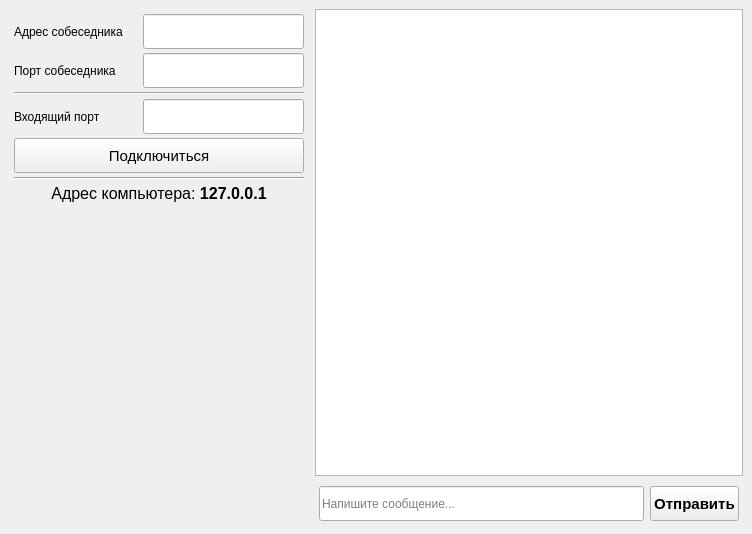
Before: the Qt Designer form sem3/nvi_chat_udp/mainwindow.ui in faurkonig/i-love-karpov, drawn with Qt 5.
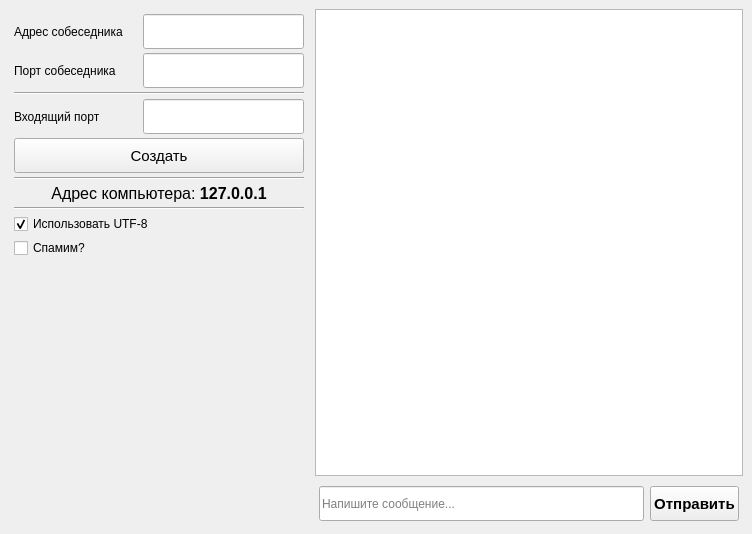
After: the same form once the commit is applied.

Commit message: UDP chat completed

The edit to the form file:
```diff
--- a/sem3/nvi_chat_udp/mainwindow.ui
+++ b/sem3/nvi_chat_udp/mainwindow.ui
@@ -143,7 +143,7 @@
           </font>
          </property>
          <property name="text">
-          <string>Подключиться</string>
+          <string>Создать</string>
          </property>
         </widget>
        </item>
@@ -169,6 +169,30 @@
          </property>
         </widget>
        </item>
+       <item>
+        <widget class="Line" name="line">
+         <property name="orientation">
+          <enum>Qt::Horizontal</enum>
+         </property>
+        </widget>
+       </item>
+       <item>
+        <widget class="QCheckBox" name="checkBoxUtf8">
+         <property name="text">
+          <string>Использовать UTF-8</string>
+         </property>
+         <property name="checked">
+          <bool>true</bool>
+         </property>
+        </widget>
+       </item>
+       <item>
+        <widget class="QCheckBox" name="checkBoxSpam">
+         <property name="text">
+          <string>Спамим?</string>
+         </property>
+        </widget>
+       </item>
        <item>
         <spacer name="verticalSpacer">
          <property name="orientation">
```
The commit also changes 2 other files.
